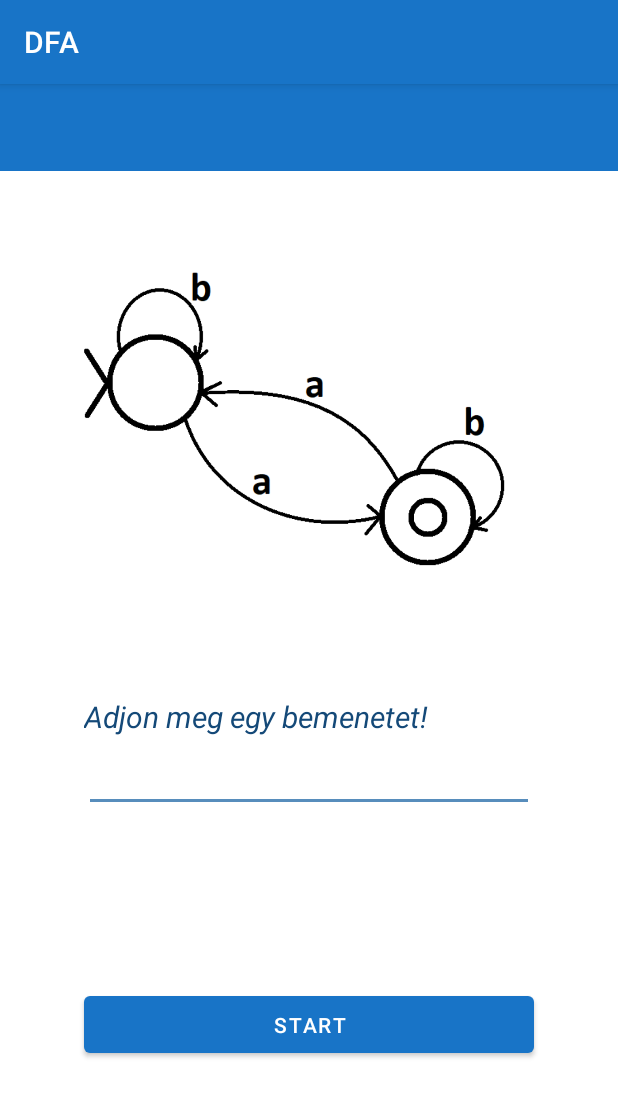
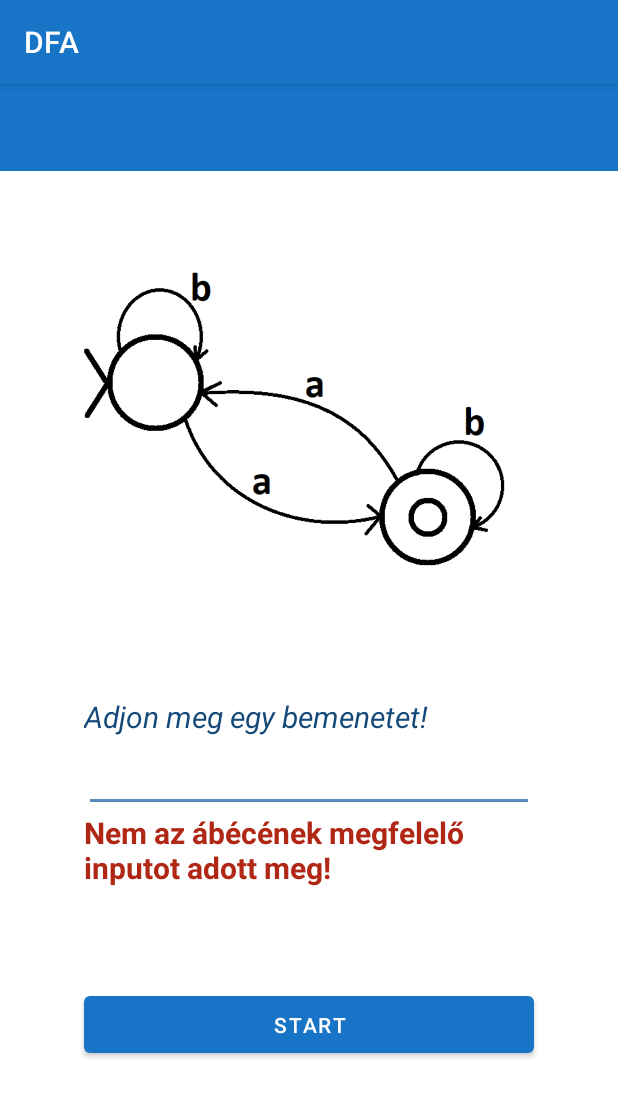
Before and after one commit to Teaching-projects/SZE-FONYA-2021-DFA, an Android app: the fragment DfaFragment shown on its own in the app's theme, on a phone screen of 412 x 824 dp. Shown: the top 1097 px of the screen. Run offline under Robolectric (Android 15) with nearby library versions, the phone set to English and light mode, and no system bars; our stand-ins replace data binding; Roboto replaces fonts that are not available here; 1 statement that could not run was skipped.

Commit message:
check input

```diff
--- /dev/null
+++ b/DFA/app/src/main/java/com/vidapetra/dfa/automata/Dfa.kt
@@ -0,0 +1,17 @@
+package com.vidapetra.dfa.automata
+
+data class Dfa (
+    var states: List<State>,
+    var transitions: List<Transition>
+)
+
+data class State (
+    var init: Boolean,
+    var accept: Boolean
+)
+
+data class Transition (
+    var from: State,
+    var to: State,
+    var with: Char
+)
--- a/DFA/app/src/main/java/com/vidapetra/dfa/ui/DfaFragment.kt
+++ b/DFA/app/src/main/java/com/vidapetra/dfa/ui/DfaFragment.kt
@@ -8,14 +8,18 @@ import androidx.lifecycle.observe
 import com.myitsolver.baseandroidapp.fragments.BaseBindingFragment
 import com.myitsolver.baseandroidapp.util.mutableLiveDataOf
 import com.vidapetra.dfa.R
+import com.vidapetra.dfa.automata.Dfa
+import com.vidapetra.dfa.automata.State
+import com.vidapetra.dfa.automata.Transition
 import com.vidapetra.dfa.databinding.FragmentDfaBinding
 import com.vidapetra.dfa.logic.Router
+import kotlinx.android.synthetic.main.fragment_dfa.*
 import kotlinx.android.synthetic.main.fragment_dfa_list.*
 
 class DfaFragment : BaseBindingFragment<FragmentDfaBinding>(){
     override val layoutResId: Int = R.layout.fragment_dfa
 
-    val viewModel by viewModels<DfaViewModel>()
+    private val viewModel by viewModels<DfaViewModel>()
 
     override fun onBindingCreated(binding: FragmentDfaBinding) {
         super.onBindingCreated(binding)
@@ -24,11 +28,13 @@ class DfaFragment : BaseBindingFragment<FragmentDfaBinding>(){
 
     override fun onViewCreated(view: View, savedInstanceState: Bundle?) {
         super.onViewCreated(view, savedInstanceState)
-        /*recyclerView.adapter = DfaAdapter().apply {
-            viewModel.items.observe(viewLifecycleOwner) {
-                data = it
+        btnStart.setOnClickListener {
+            if(checkInput(etInput.text.toString(), listOf('a', 'b'))){
+                //
+            } else {
+                viewModel.showerror.postValue(true)
             }
-        }*/
+        }
     }
 
 }
@@ -36,10 +42,23 @@ class DfaFragment : BaseBindingFragment<FragmentDfaBinding>(){
 
 
 class DfaViewModel : ViewModel(){
-    val items = mutableLiveDataOf(listOf<Int>())
+
+    var state1 = State(true, false)
+    var state2 = State(false, true)
+    val states = listOf<State>(state1, state2)
+
+    var transition1 = Transition(state1, state2, 'a')
+    var transition2 = Transition(state1, state1, 'b')
+    var transition3 = Transition(state2, state2, 'b')
+    var transition4 = Transition(state2, state1, 'a')
+    val transitions = listOf<Transition>(transition1, transition2, transition3, transition4)
+
+    var dfa = Dfa(states, transitions)
+
+    var showerror = mutableLiveDataOf(false)
 
     init {
-        items.postValue((1..20).toList())
+
     }
 
 }
@@ -47,3 +66,12 @@ class DfaViewModel : ViewModel(){
 fun openDfa(){
     Router.loadFragment(DfaFragment())
 }
+
+fun checkInput(input: String, abc: List<Char>) : Boolean{
+    for (i in input){
+        if(i !in abc){
+            return false
+        }
+    }
+    return true
+}
--- a/DFA/app/src/main/res/layout/fragment_dfa.xml
+++ b/DFA/app/src/main/res/layout/fragment_dfa.xml
@@ -58,6 +58,19 @@
             app:layout_constraintStart_toStartOf="parent"
             app:layout_constraintTop_toBottomOf="@+id/tvDesc"/>
 
+        <TextView
+            android:id="@+id/tvError"
+            android:text="Nem az ábécének megfelelő inputot adott meg!"
+            android:textSize="20dp"
+            android:textColor="@color/red"
+            android:textStyle="bold"
+            visibleOrGone="@{vm.showerror}"
+            android:layout_width="300dp"
+            android:layout_height="wrap_content"
+            app:layout_constraintEnd_toEndOf="parent"
+            app:layout_constraintStart_toStartOf="parent"
+            app:layout_constraintTop_toBottomOf="@+id/etInput"/>
+
         <Button
             android:id="@+id/btnStart"
             android:layout_width="300dp"
```
